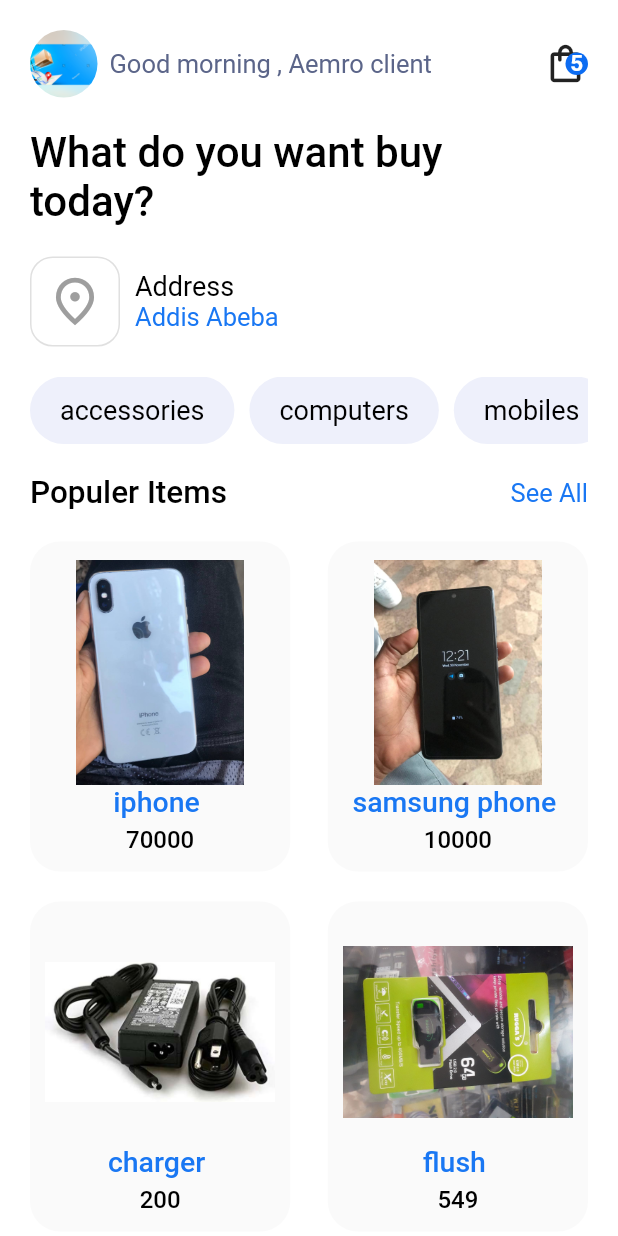
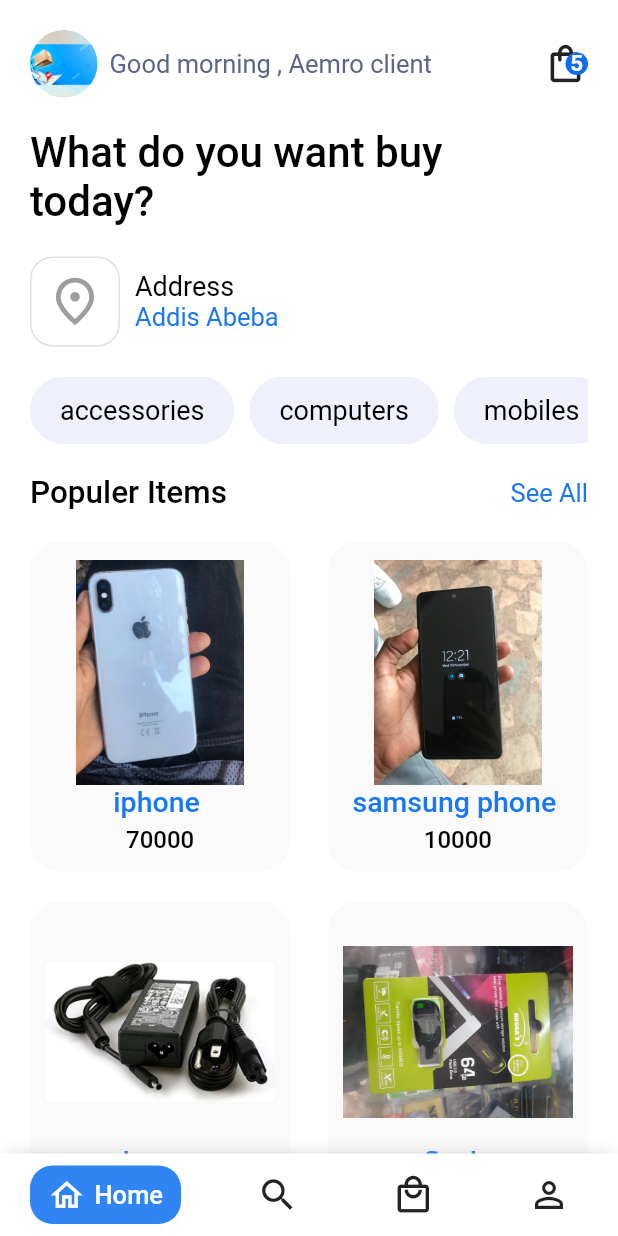
Before and after one commit to addisuanley2010/delivery_app, a Flutter app: the ClientHomeScreen screen opened directly, on a phone screen of 412 x 824 dp. Run offline on Flutter 3.47's test engine with Material 2 defaults, Android fonts, the phone set to English and light mode, and no system bars; our stand-ins replace cloud_firestore, firebase_auth, firebase_core, flutter_svg, google_fonts; accounts and stored records are empty.

Commit message:
bottom navigation added successfully

```diff
--- a/lib/ui/client/client_home.dart
+++ b/lib/ui/client/client_home.dart
@@ -1,6 +1,7 @@
 import 'package:delivery/constants/constants.dart';
 import 'package:delivery/ui/client/Client_cart_screen.dart';
 import 'package:delivery/ui/client/component/animation_route.dart';
+import 'package:delivery/ui/client/component/bottom_navigation_frave.dart';
 import 'package:delivery/ui/client/component/product.dart';
 import 'package:delivery/ui/client/component/shimmer_frave.dart';
 import 'package:delivery/ui/client/component/text_custom.dart';
@@ -243,6 +244,7 @@
           ],
         ),
       ),
+      bottomNavigationBar: const BottomNavigationFrave(0),
     );
   }
 }
--- /dev/null
+++ b/lib/ui/client/component/bottom_navigation_frave.dart
@@ -0,0 +1,104 @@
+import 'package:delivery/constants/constants.dart';
+import 'package:delivery/ui/client/Client_cart_screen.dart';
+import 'package:delivery/ui/client/client_home.dart';
+import 'package:delivery/ui/client/component/animation_route.dart';
+import 'package:delivery/ui/client/component/text_custom.dart';
+import 'package:delivery/ui/client/profile_client_screen.dart';
+import 'package:delivery/ui/client/search_client_screen.dart';
+import 'package:flutter/material.dart';
+
+class BottomNavigationFrave extends StatelessWidget {
+  final int index;
+
+  const BottomNavigationFrave(this.index, {super.key});
+
+  @override
+  Widget build(BuildContext context) {
+    return Container(
+        height: 55,
+        padding: const EdgeInsets.symmetric(horizontal: 20.0),
+        decoration: const BoxDecoration(color: Colors.white, boxShadow: [
+          BoxShadow(color: Colors.grey, blurRadius: 10, spreadRadius: -5)
+        ]),
+        child: Row(
+          mainAxisAlignment: MainAxisAlignment.spaceBetween,
+          children: [
+            _ItemButton(
+              i: 0,
+              index: index,
+              iconData: Icons.home_outlined,
+              text: 'Home',
+              onPressed: () => Navigator.pushReplacement(
+                  context, routeFrave(page: ClientHomeScreen())),
+            ),
+            _ItemButton(
+              i: 1,
+              index: index,
+              iconData: Icons.search,
+              text: 'Search',
+              onPressed: () => Navigator.pushReplacement(
+                  context, routeFrave(page: const SearchClientScreen())),
+            ),
+            _ItemButton(
+              i: 2,
+              index: index,
+              iconData: Icons.local_mall_outlined,
+              text: 'Cart',
+              onPressed: () => Navigator.pushReplacement(
+                  context, routeFrave(page: const CartClientScreen())),
+            ),
+            _ItemButton(
+              i: 3,
+              index: index,
+              iconData: Icons.person_outline_outlined,
+              text: 'Profile',
+              onPressed: () => Navigator.pushReplacement(
+                  context, routeFrave(page: ProfileClientScreen())),
+            ),
+          ],
+        ));
+  }
+}
+
+class _ItemButton extends StatelessWidget {
+  final int i;
+  final int index;
+  final IconData iconData;
+  final String text;
+  final VoidCallback? onPressed;
+
+  const _ItemButton(
+      {required this.i,
+      required this.index,
+      required this.iconData,
+      required this.text,
+      this.onPressed});
+
+  @override
+  Widget build(BuildContext context) {
+    return GestureDetector(
+      onTap: onPressed,
+      child: Container(
+        padding: const EdgeInsets.symmetric(horizontal: 12.0, vertical: 7.0),
+        decoration: BoxDecoration(
+            color: (i == index)
+                ? ColorsFrave.primaryColor.withOpacity(.9)
+                : Colors.transparent,
+            borderRadius: BorderRadius.circular(15.0)),
+        child: (i == index)
+            ? Row(
+                children: [
+                  Icon(iconData, color: Colors.white, size: 25),
+                  const SizedBox(width: 6.0),
+                  TextCustom(
+                      text: text,
+                      fontSize: 17,
+                      color: Colors.white,
+                      fontWeight: FontWeight.w500)
+                ],
+              )
+            : Icon(iconData, size: 28),
+      ),
+    );
+  }
+}
```
Also changed, not shown: lib/ui/client/profile_client_screen.dart (added, +151 -0 lines), lib/ui/client/search_client_screen.dart (added, +197 -0 lines).
